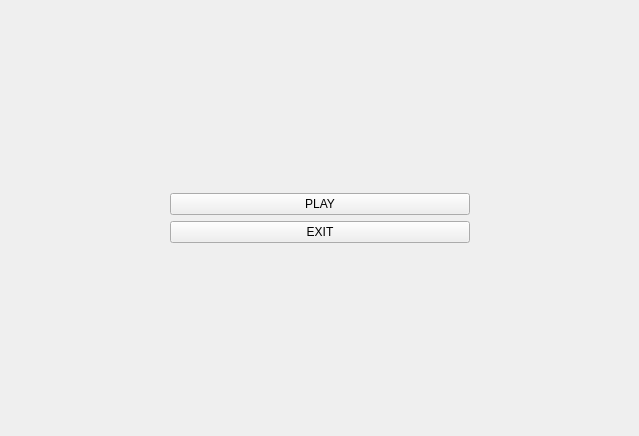
Above: ui/menu.ui from greenera/Battle-city-kids before the change. Below: the same form after it.
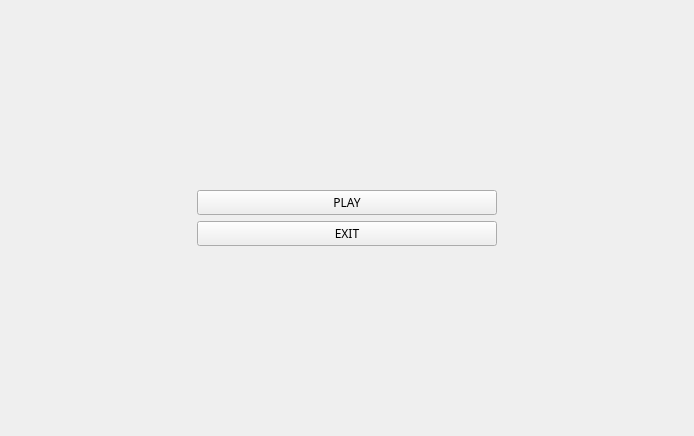
That is the form after the change. Icons and pictures are not drawn.

```diff
--- a/ui/menu.ui
+++ b/ui/menu.ui
@@ -6,7 +6,7 @@
    <rect>
     <x>0</x>
     <y>0</y>
-    <width>639</width>
+    <width>694</width>
     <height>436</height>
    </rect>
   </property>
@@ -74,6 +74,11 @@
          <height>0</height>
         </size>
        </property>
+       <property name="font">
+        <font>
+         <family>Press Start K</family>
+        </font>
+       </property>
        <property name="layoutDirection">
         <enum>Qt::LeftToRight</enum>
        </property>
@@ -90,6 +95,11 @@
          <verstretch>0</verstretch>
         </sizepolicy>
        </property>
+       <property name="font">
+        <font>
+         <family>Press Start K</family>
+        </font>
+       </property>
        <property name="text">
         <string>EXIT</string>
        </property>
```
